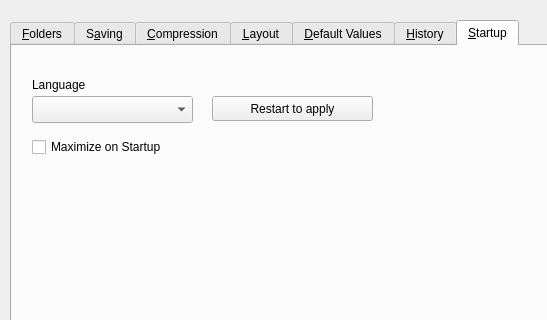
Before: the Qt Designer form src/dialogs/prefsdialog.ui in PhotoFlare/photoflare, drawn with Qt 5; both pictures show x 0 to 547 and y 0 to 320 of the 925 by 490 pixel window.
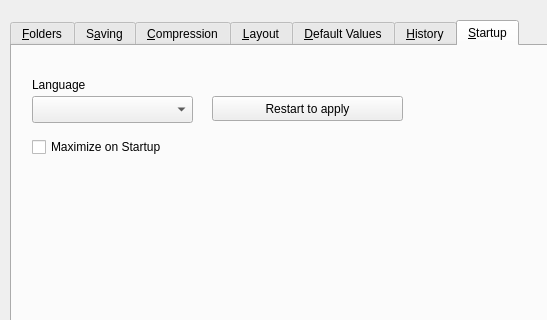
After: the same form once the commit is applied. The open tabs and pages were chosen to show the change.

Commit message: Expand restart language button width for FR

```diff
--- a/src/dialogs/prefsdialog.ui
+++ b/src/dialogs/prefsdialog.ui
@@ -460,7 +460,7 @@
       <rect>
        <x>200</x>
        <y>50</y>
-       <width>161</width>
+       <width>191</width>
        <height>25</height>
       </rect>
      </property>
```
